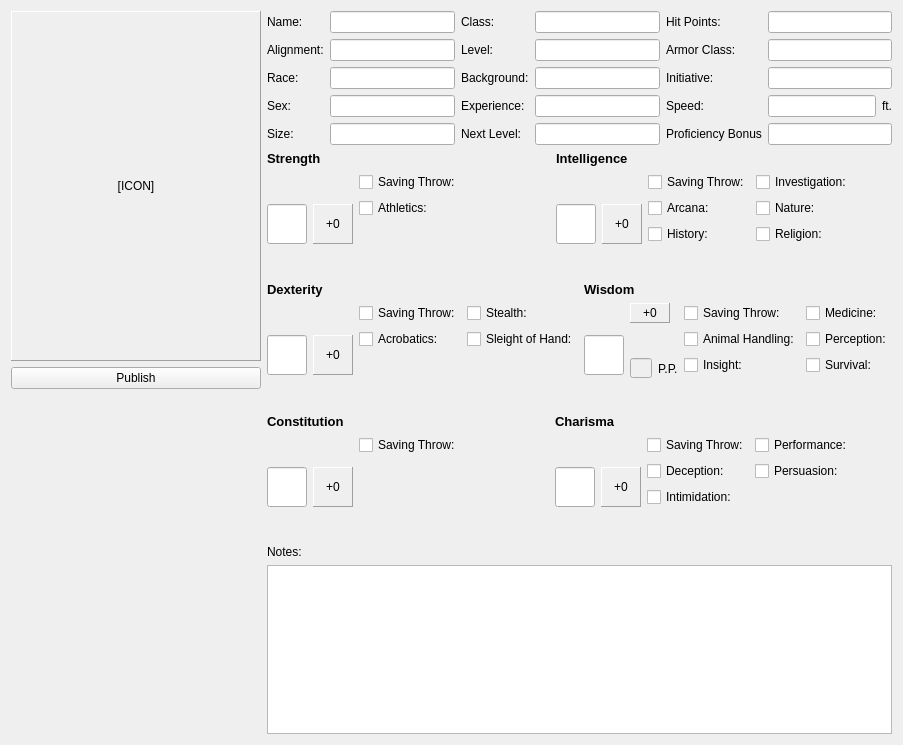
The window that DMHelper/src/characterframe.ui (MMetze/DMHelper) describes before a commit, drawn with Qt 5.
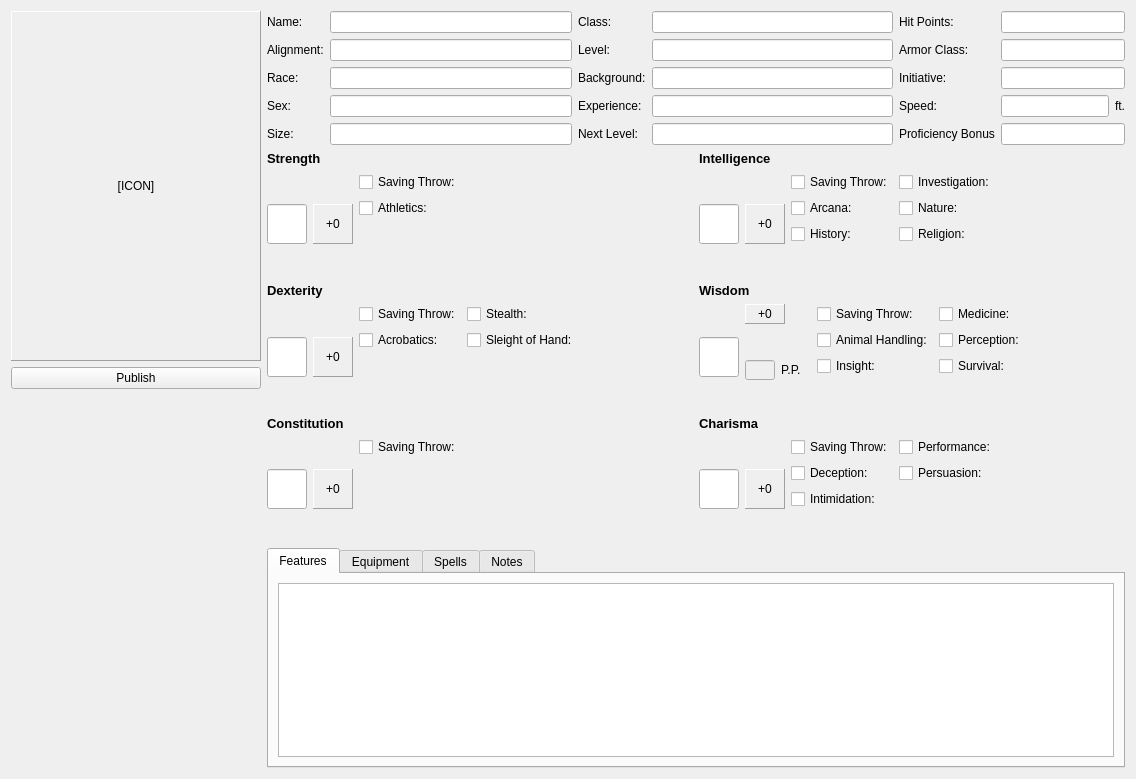
The same window after the commit. Icons and pictures are not drawn.

Commit message: Fixed character initiative, added tab widget with Features, Equipment and Spells

```diff
--- a/DMHelper/src/characterframe.ui
+++ b/DMHelper/src/characterframe.ui
@@ -6,8 +6,8 @@
    <rect>
     <x>0</x>
     <y>0</y>
-    <width>864</width>
-    <height>745</height>
+    <width>1136</width>
+    <height>779</height>
    </rect>
   </property>
   <property name="styleSheet">
@@ -1416,12 +1416,45 @@
      <item>
       <layout class="QVBoxLayout" name="verticalLayout_25">
        <item>
-        <widget class="QLabel" name="label_13">
-         <property name="text">
-          <string>Notes:</string>
+        <widget class="QTabWidget" name="tabWidget">
+         <property name="currentIndex">
+          <number>0</number>
          </property>
-        </widget>
-       </item>
+         <widget class="QWidget" name="tabFeatures">
+          <attribute name="title">
+           <string>Features</string>
+          </attribute>
+          <layout class="QVBoxLayout" name="verticalLayout_22">
+           <item>
+            <widget class="QTextEdit" name="edtFeatures"/>
+           </item>
+          </layout>
+         </widget>
+         <widget class="QWidget" name="tabEquipment">
+          <attribute name="title">
+           <string>Equipment</string>
+          </attribute>
+          <layout class="QVBoxLayout" name="verticalLayout_15">
+           <item>
+            <widget class="QTextEdit" name="edtEquipment"/>
+           </item>
+          </layout>
+         </widget>
+         <widget class="QWidget" name="tabSpells">
+          <attribute name="title">
+           <string>Spells</string>
+          </attribute>
+          <layout class="QVBoxLayout" name="verticalLayout_23">
+           <item>
+            <widget class="QTextEdit" name="edtSpells"/>
+           </item>
+          </layout>
+         </widget>
+         <widget class="QWidget" name="tabNotes">
+          <attribute name="title">
+           <string>Notes</string>
+          </attribute>
+          <layout class="QVBoxLayout" name="verticalLayout_19">
        <item>
         <widget class="QTextEdit" name="edtNotes">
          <property name="sizePolicy">
@@ -1433,6 +1466,10 @@
         </widget>
        </item>
       </layout>
+         </widget>
+        </widget>
+       </item>
+      </layout>
      </item>
     </layout>
    </item>
```
Left out of the diff: 1 changed line with no effect on the pictures. Lines whose indentation alone changed are shown as unchanged. The commit also changes 1 other file.
